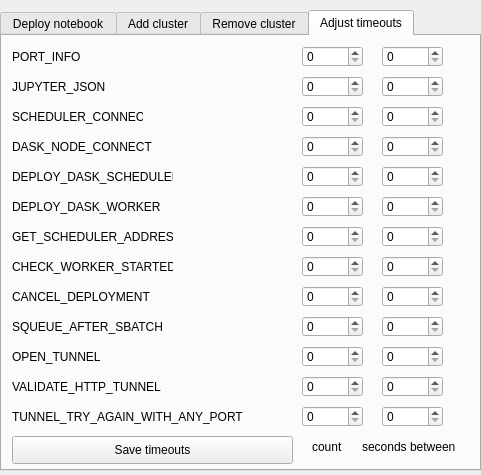
This is gui/widgets_templates/gui.ui in intdata-bsc/idact-gui as Qt 5 draws it before an edit. The edited form follows.
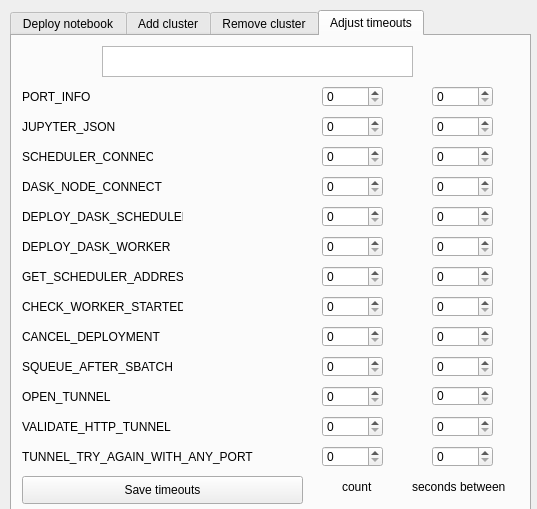
This is the edited form. The open tabs and pages were chosen to show the change.

Diff of the .ui file:
```diff
--- a/gui/widgets_templates/gui.ui
+++ b/gui/widgets_templates/gui.ui
@@ -6,8 +6,8 @@
    <rect>
     <x>0</x>
     <y>0</y>
-    <width>481</width>
-    <height>475</height>
+    <width>537</width>
+    <height>509</height>
    </rect>
   </property>
   <property name="windowTitle">
@@ -16,10 +16,10 @@
   <widget class="QTabWidget" name="tabWidget">
    <property name="geometry">
     <rect>
-     <x>0</x>
+     <x>10</x>
      <y>10</y>
-     <width>481</width>
-     <height>461</height>
+     <width>521</width>
+     <height>501</height>
     </rect>
    </property>
    <property name="currentIndex">
@@ -339,7 +339,7 @@
      <property name="geometry">
       <rect>
        <x>10</x>
-       <y>10</y>
+       <y>50</y>
        <width>127</width>
        <height>22</height>
       </rect>
@@ -352,7 +352,7 @@
      <property name="geometry">
       <rect>
        <x>10</x>
-       <y>40</y>
+       <y>80</y>
        <width>127</width>
        <height>22</height>
       </rect>
@@ -365,7 +365,7 @@
      <property name="geometry">
       <rect>
        <x>10</x>
-       <y>70</y>
+       <y>110</y>
        <width>131</width>
        <height>22</height>
       </rect>
@@ -378,7 +378,7 @@
      <property name="geometry">
       <rect>
        <x>10</x>
-       <y>100</y>
+       <y>140</y>
        <width>141</width>
        <height>22</height>
       </rect>
@@ -391,7 +391,7 @@
      <property name="geometry">
       <rect>
        <x>10</x>
-       <y>130</y>
+       <y>170</y>
        <width>161</width>
        <height>22</height>
       </rect>
@@ -404,7 +404,7 @@
      <property name="geometry">
       <rect>
        <x>10</x>
-       <y>160</y>
+       <y>200</y>
        <width>161</width>
        <height>22</height>
       </rect>
@@ -417,7 +417,7 @@
      <property name="geometry">
       <rect>
        <x>10</x>
-       <y>190</y>
+       <y>230</y>
        <width>161</width>
        <height>22</height>
       </rect>
@@ -430,7 +430,7 @@
      <property name="geometry">
       <rect>
        <x>10</x>
-       <y>220</y>
+       <y>260</y>
        <width>161</width>
        <height>22</height>
       </rect>
@@ -443,7 +443,7 @@
      <property name="geometry">
       <rect>
        <x>10</x>
-       <y>250</y>
+       <y>290</y>
        <width>161</width>
        <height>22</height>
       </rect>
@@ -456,7 +456,7 @@
      <property name="geometry">
       <rect>
        <x>10</x>
-       <y>280</y>
+       <y>320</y>
        <width>161</width>
        <height>22</height>
       </rect>
@@ -469,7 +469,7 @@
      <property name="geometry">
       <rect>
        <x>10</x>
-       <y>310</y>
+       <y>350</y>
        <width>161</width>
        <height>22</height>
       </rect>
@@ -482,7 +482,7 @@
      <property name="geometry">
       <rect>
        <x>10</x>
-       <y>340</y>
+       <y>380</y>
        <width>161</width>
        <height>22</height>
       </rect>
@@ -495,7 +495,7 @@
      <property name="geometry">
       <rect>
        <x>10</x>
-       <y>370</y>
+       <y>410</y>
        <width>231</width>
        <height>22</height>
       </rect>
@@ -507,8 +507,8 @@
     <widget class="QSpinBox" name="port_info_count">
      <property name="geometry">
       <rect>
-       <x>300</x>
-       <y>10</y>
+       <x>310</x>
+       <y>50</y>
        <width>61</width>
        <height>21</height>
       </rect>
@@ -517,8 +517,8 @@
     <widget class="QSpinBox" name="port_info_seconds">
      <property name="geometry">
       <rect>
-       <x>380</x>
-       <y>10</y>
+       <x>420</x>
+       <y>50</y>
        <width>61</width>
        <height>21</height>
       </rect>
@@ -527,8 +527,8 @@
     <widget class="QSpinBox" name="jupyter_json_count">
      <property name="geometry">
       <rect>
-       <x>300</x>
-       <y>40</y>
+       <x>310</x>
+       <y>80</y>
        <width>61</width>
        <height>21</height>
       </rect>
@@ -537,8 +537,8 @@
     <widget class="QSpinBox" name="scheduler_connect_count">
      <property name="geometry">
       <rect>
-       <x>300</x>
-       <y>70</y>
+       <x>310</x>
+       <y>110</y>
        <width>61</width>
        <height>21</height>
       </rect>
@@ -547,8 +547,8 @@
     <widget class="QSpinBox" name="dask_node_connect_count">
      <property name="geometry">
       <rect>
-       <x>300</x>
-       <y>100</y>
+       <x>310</x>
+       <y>140</y>
        <width>61</width>
        <height>21</height>
       </rect>
@@ -557,8 +557,8 @@
     <widget class="QSpinBox" name="deploy_dask_scheduler_count">
      <property name="geometry">
       <rect>
-       <x>300</x>
-       <y>130</y>
+       <x>310</x>
+       <y>170</y>
        <width>61</width>
        <height>21</height>
       </rect>
@@ -567,8 +567,8 @@
     <widget class="QSpinBox" name="deploy_dask_worker_count">
      <property name="geometry">
       <rect>
-       <x>300</x>
-       <y>160</y>
+       <x>310</x>
+       <y>200</y>
        <width>61</width>
        <height>21</height>
       </rect>
@@ -577,8 +577,8 @@
     <widget class="QSpinBox" name="get_scheduler_address_count">
      <property name="geometry">
       <rect>
-       <x>300</x>
-       <y>190</y>
+       <x>310</x>
+       <y>230</y>
        <width>61</width>
        <height>21</height>
       </rect>
@@ -587,8 +587,8 @@
     <widget class="QSpinBox" name="check_worker_started_count">
      <property name="geometry">
       <rect>
-       <x>300</x>
-       <y>220</y>
+       <x>310</x>
+       <y>260</y>
        <width>61</width>
        <height>21</height>
       </rect>
@@ -597,8 +597,8 @@
     <widget class="QSpinBox" name="cancel_deployment_count">
      <property name="geometry">
       <rect>
-       <x>300</x>
-       <y>250</y>
+       <x>310</x>
+       <y>290</y>
        <width>61</width>
        <height>21</height>
       </rect>
@@ -607,8 +607,8 @@
     <widget class="QSpinBox" name="squeue_after_sbatch_count">
      <property name="geometry">
       <rect>
-       <x>300</x>
-       <y>280</y>
+       <x>310</x>
+       <y>320</y>
        <width>61</width>
        <height>21</height>
       </rect>
@@ -617,8 +617,8 @@
     <widget class="QSpinBox" name="open_tunnel_count">
      <property name="geometry">
       <rect>
-       <x>300</x>
-       <y>310</y>
+       <x>310</x>
+       <y>350</y>
        <width>61</width>
        <height>21</height>
       </rect>
@@ -627,8 +627,8 @@
     <widget class="QSpinBox" name="validate_http_tunnel_count">
      <property name="geometry">
       <rect>
-       <x>300</x>
-       <y>340</y>
+       <x>310</x>
+       <y>380</y>
        <width>61</width>
        <height>21</height>
       </rect>
@@ -637,8 +637,8 @@
     <widget class="QSpinBox" name="tunnel_try_again_with_any_port_count">
      <property name="geometry">
       <rect>
-       <x>300</x>
-       <y>370</y>
+       <x>310</x>
+       <y>410</y>
        <width>61</width>
        <height>21</height>
       </rect>
@@ -647,8 +647,8 @@
     <widget class="QSpinBox" name="jupyter_json_seconds">
      <property name="geometry">
       <rect>
-       <x>380</x>
-       <y>40</y>
+       <x>420</x>
+       <y>80</y>
        <width>61</width>
        <height>21</height>
       </rect>
@@ -657,8 +657,8 @@
     <widget class="QSpinBox" name="scheduler_connect_seconds">
      <property name="geometry">
       <rect>
-       <x>380</x>
-       <y>70</y>
+       <x>420</x>
+       <y>110</y>
        <width>61</width>
        <height>21</height>
       </rect>
@@ -667,8 +667,8 @@
     <widget class="QSpinBox" name="dask_node_connect_seconds">
      <property name="geometry">
       <rect>
-       <x>380</x>
-       <y>100</y>
+       <x>420</x>
+       <y>140</y>
        <width>61</width>
        <height>21</height>
       </rect>
@@ -677,8 +677,8 @@
     <widget class="QSpinBox" name="deploy_dask_scheduler_seconds">
      <property name="geometry">
       <rect>
-       <x>380</x>
-       <y>130</y>
+       <x>420</x>
+       <y>170</y>
        <width>61</width>
        <height>21</height>
       </rect>
@@ -687,8 +687,8 @@
     <widget class="QSpinBox" name="deploy_dask_worker_seconds">
      <property name="geometry">
       <rect>
-       <x>380</x>
-       <y>160</y>
+       <x>420</x>
+       <y>200</y>
        <width>61</width>
        <height>21</height>
       </rect>
@@ -697,8 +697,8 @@
     <widget class="QSpinBox" name="get_scheduler_address_seconds">
      <property name="geometry">
       <rect>
-       <x>380</x>
-       <y>190</y>
+       <x>420</x>
+       <y>230</y>
        <width>61</width>
        <height>21</height>
       </rect>
@@ -707,8 +707,8 @@
     <widget class="QSpinBox" name="check_worker_started_seconds">
      <property name="geometry">
       <rect>
-       <x>380</x>
-       <y>220</y>
+       <x>420</x>
+       <y>260</y>
        <width>61</width>
        <height>21</height>
       </rect>
@@ -717,8 +717,8 @@
     <widget class="QSpinBox" name="cancel_deployment_seconds">
      <property name="geometry">
       <rect>
-       <x>380</x>
-       <y>250</y>
+       <x>420</x>
+       <y>290</y>
        <width>61</width>
        <height>21</height>
       </rect>
@@ -727,8 +727,8 @@
     <widget class="QSpinBox" name="squeue_after_sbatch_seconds">
      <property name="geometry">
       <rect>
-       <x>380</x>
-       <y>280</y>
+       <x>420</x>
+       <y>320</y>
        <width>61</width>
        <height>21</height>
       </rect>
@@ -737,18 +737,18 @@
     <widget class="QSpinBox" name="open_tunnel_seconds">
      <property name="geometry">
       <rect>
-       <x>380</x>
-       <y>310</y>
+       <x>420</x>
+       <y>350</y>
        <width>61</width>
-       <height>21</height>
+       <height>20</height>
       </rect>
      </property>
     </widget>
     <widget class="QSpinBox" name="validate_http_tunnel_seconds">
      <property name="geometry">
       <rect>
-       <x>380</x>
-       <y>340</y>
+       <x>420</x>
+       <y>380</y>
        <width>61</width>
        <height>21</height>
       </rect>
@@ -757,8 +757,8 @@
     <widget class="QSpinBox" name="tunnel_try_again_with_any_port_seconds">
      <property name="geometry">
       <rect>
-       <x>380</x>
-       <y>370</y>
+       <x>420</x>
+       <y>410</y>
        <width>61</width>
        <height>21</height>
       </rect>
@@ -767,9 +767,9 @@
     <widget class="QLabel" name="cluster_name_addc_label_29">
      <property name="geometry">
       <rect>
-       <x>310</x>
-       <y>400</y>
-       <width>51</width>
+       <x>330</x>
+       <y>440</y>
+       <width>31</width>
        <height>22</height>
       </rect>
      </property>
@@ -780,8 +780,8 @@
     <widget class="QLabel" name="cluster_name_addc_label_30">
      <property name="geometry">
       <rect>
-       <x>360</x>
-       <y>400</y>
+       <x>400</x>
+       <y>440</y>
        <width>101</width>
        <height>21</height>
       </rect>
@@ -794,7 +794,7 @@
      <property name="geometry">
       <rect>
        <x>10</x>
-       <y>400</y>
+       <y>440</y>
        <width>281</width>
        <height>28</height>
       </rect>
@@ -803,6 +803,16 @@
       <string>Save timeouts</string>
      </property>
     </widget>
+    <widget class="QListWidget" name="cluster_list">
+     <property name="geometry">
+      <rect>
+       <x>90</x>
+       <y>10</y>
+       <width>311</width>
+       <height>31</height>
+      </rect>
+     </property>
+    </widget>
    </widget>
   </widget>
  </widget>
```
Left out of the diff: 102 changed lines with no effect on the pictures.
